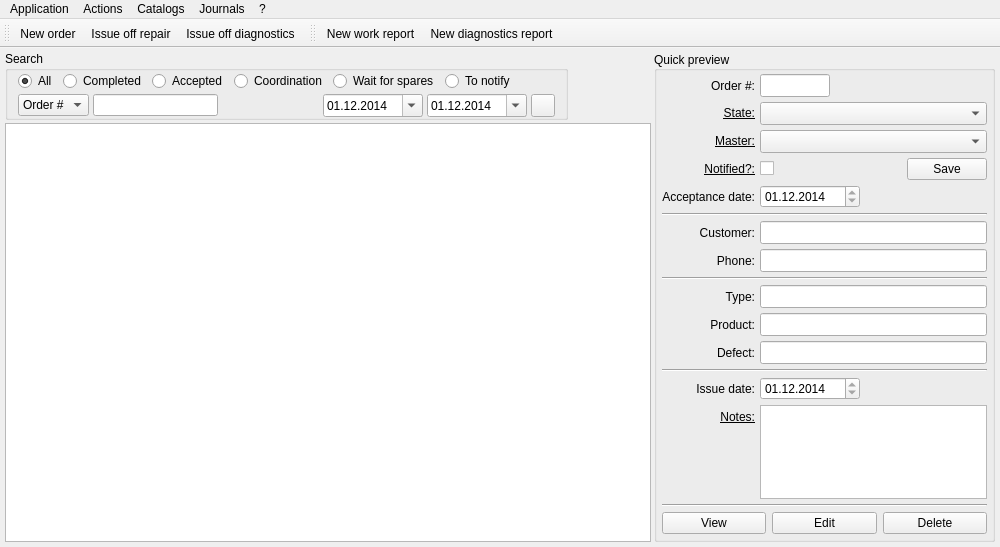
The window that RepairCenter/mainwindow.ui (Feo-d-oR/YARC) describes before a commit, drawn with Qt 5.
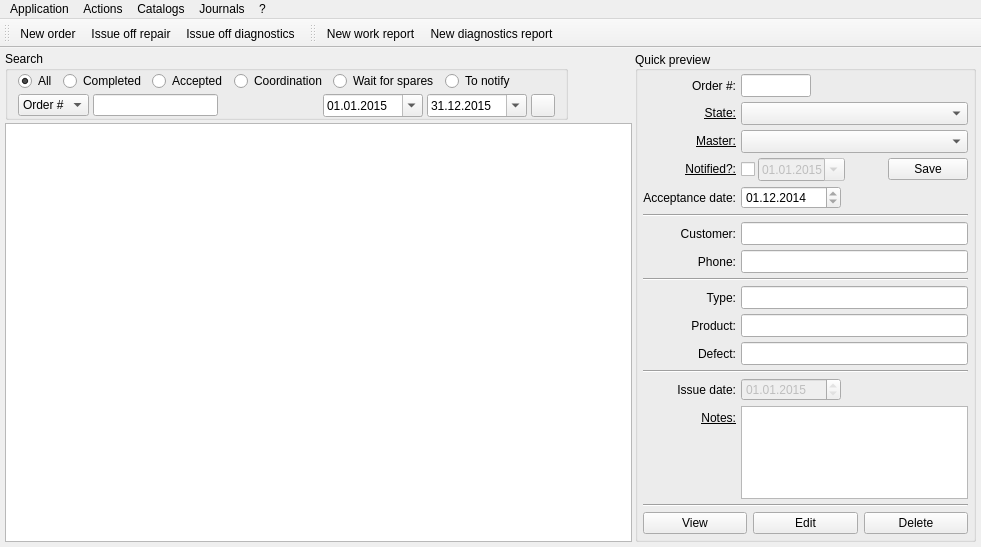
The same window after the commit. Icons and pictures are not drawn.

What changed in the file:
```diff
--- a/RepairCenter/mainwindow.ui
+++ b/RepairCenter/mainwindow.ui
@@ -6,7 +6,7 @@
    <rect>
     <x>0</x>
     <y>0</y>
-    <width>1000</width>
+    <width>981</width>
     <height>547</height>
    </rect>
   </property>
@@ -332,6 +332,16 @@
              <height>16777215</height>
             </size>
            </property>
+           <property name="dateTime">
+            <datetime>
+             <hour>0</hour>
+             <minute>0</minute>
+             <second>0</second>
+             <year>2015</year>
+             <month>1</month>
+             <day>1</day>
+            </datetime>
+           </property>
            <property name="time">
             <time>
              <hour>0</hour>
@@ -350,8 +360,8 @@
            </property>
            <property name="date">
             <date>
-             <year>2014</year>
-             <month>12</month>
+             <year>2015</year>
+             <month>1</month>
              <day>1</day>
             </date>
            </property>
@@ -374,6 +384,16 @@
            <property name="accelerated">
             <bool>false</bool>
            </property>
+           <property name="dateTime">
+            <datetime>
+             <hour>0</hour>
+             <minute>0</minute>
+             <second>0</second>
+             <year>2015</year>
+             <month>12</month>
+             <day>31</day>
+            </datetime>
+           </property>
            <property name="displayFormat">
             <string>dd.MM.yyyy</string>
            </property>
@@ -385,9 +405,9 @@
            </property>
            <property name="date">
             <date>
-             <year>2014</year>
+             <year>2015</year>
              <month>12</month>
-             <day>1</day>
+             <day>31</day>
             </date>
            </property>
            <property name="showGroupSeparator" stdset="0">
@@ -879,7 +899,7 @@
        <item row="14" column="1">
         <widget class="QDateEdit" name="dDateOut">
          <property name="enabled">
-          <bool>true</bool>
+          <bool>false</bool>
          </property>
          <property name="minimumSize">
           <size>
@@ -914,8 +934,8 @@
          </property>
          <property name="date">
           <date>
-           <year>2014</year>
-           <month>12</month>
+           <year>2015</year>
+           <month>1</month>
            <day>1</day>
           </date>
          </property>
@@ -1016,6 +1036,32 @@
            </property>
           </widget>
          </item>
+         <item>
+          <widget class="QDateEdit" name="datenotify">
+           <property name="enabled">
+            <bool>false</bool>
+           </property>
+           <property name="accelerated">
+            <bool>false</bool>
+           </property>
+           <property name="dateTime">
+            <datetime>
+             <hour>0</hour>
+             <minute>0</minute>
+             <second>0</second>
+             <year>2015</year>
+             <month>1</month>
+             <day>1</day>
+            </datetime>
+           </property>
+           <property name="displayFormat">
+            <string>dd.MM.yyyy</string>
+           </property>
+           <property name="calendarPopup">
+            <bool>true</bool>
+           </property>
+          </widget>
+         </item>
          <item>
           <spacer name="horizontalSpacer_2">
            <property name="orientation">
@@ -1103,7 +1149,7 @@
     <rect>
      <x>0</x>
      <y>0</y>
-     <width>1000</width>
+     <width>981</width>
      <height>25</height>
     </rect>
    </property>
```
